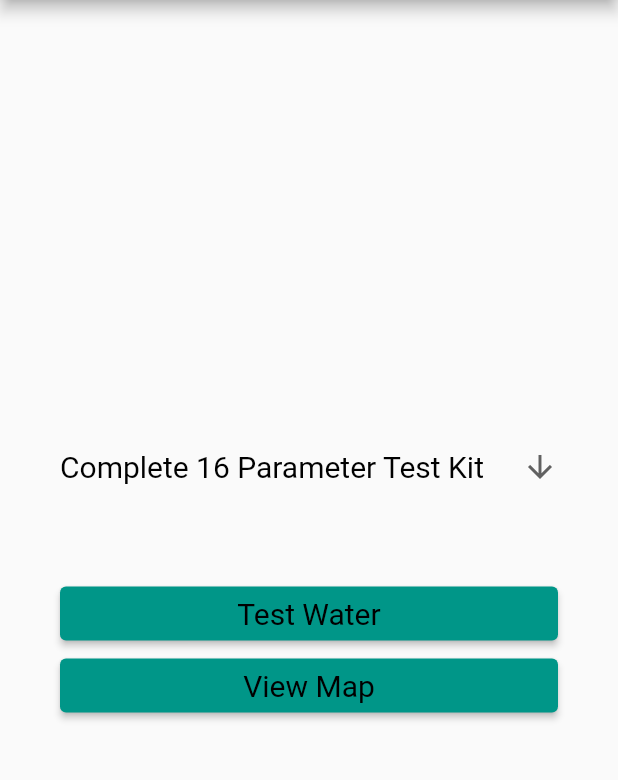
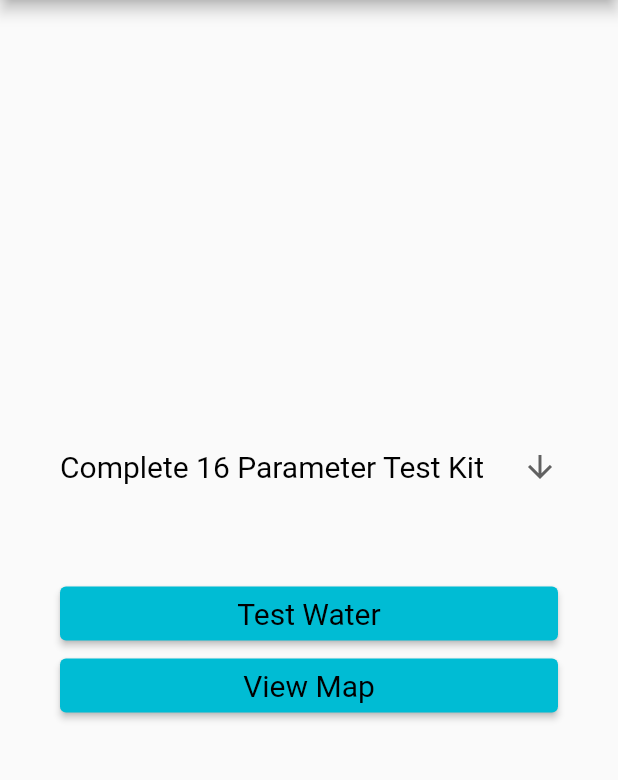
Before and after one commit to garrettcollier/WaterQualityTester, a Flutter app: the screen it shows after launch, after a tap on "Test My Water", on a phone screen of 412 x 824 dp, the part 84-864 px from its top. Run offline on Flutter 3.47's test engine with Material 2 defaults, Android fonts, the phone set to English and light mode, and no system bars; our stand-ins replace camera, flutter_native_image, geocoding, geolocator, google_maps_flutter; missing offline and left inert: a package.

Commit message:
Font Updates

```diff
--- a/water_quality_app/lib/begin.dart
+++ b/water_quality_app/lib/begin.dart
@@ -41,7 +41,7 @@ class _FrontState extends State<Front> {
                     color: Colors.cyan,
                     fontWeight: FontWeight.bold,
                     fontStyle: FontStyle.normal,
-                    fontFamily: 'Open Sans',
+                    fontFamily: 'Righteous',
                     fontSize: 30
                   ),
                   ),
--- a/water_quality_app/lib/instructions.dart
+++ b/water_quality_app/lib/instructions.dart
@@ -5,8 +5,8 @@ class InstructionPage extends StatelessWidget {
   InstructionPage({super.key});
   // style elevated button
   final ButtonStyle styleButton = ElevatedButton.styleFrom(
-      textStyle: const TextStyle(fontSize: 20),
-      backgroundColor: Colors.teal
+      textStyle: const TextStyle(fontFamily: 'Righteous' , fontSize: 20),
+      backgroundColor: Colors.cyan
       );
   @override
   Widget build(BuildContext context) {
--- a/water_quality_app/lib/select_tester_type.dart
+++ b/water_quality_app/lib/select_tester_type.dart
@@ -35,9 +35,9 @@ class _TesterDropdownState extends State<TesterDropdown> {
 
   // style the elevated buttons and dropdown
   final ButtonStyle styleButton1 = ElevatedButton.styleFrom(
-      textStyle: const TextStyle(fontSize: 20), backgroundColor: Colors.teal);
+      textStyle: const TextStyle(fontSize: 20), backgroundColor: Colors.cyan);
   final ButtonStyle styleButton2 = ElevatedButton.styleFrom(
-      textStyle: const TextStyle(fontSize: 20), backgroundColor: Colors.teal);
+      textStyle: const TextStyle(fontSize: 20), backgroundColor: Colors.cyan);
   final TextStyle styleDropdown =
       const TextStyle(fontSize: 20, color: Colors.black);
 
```
Also changed, not shown: water_quality_app/pubspec.yaml (+12 -0 lines), 1 other file.
